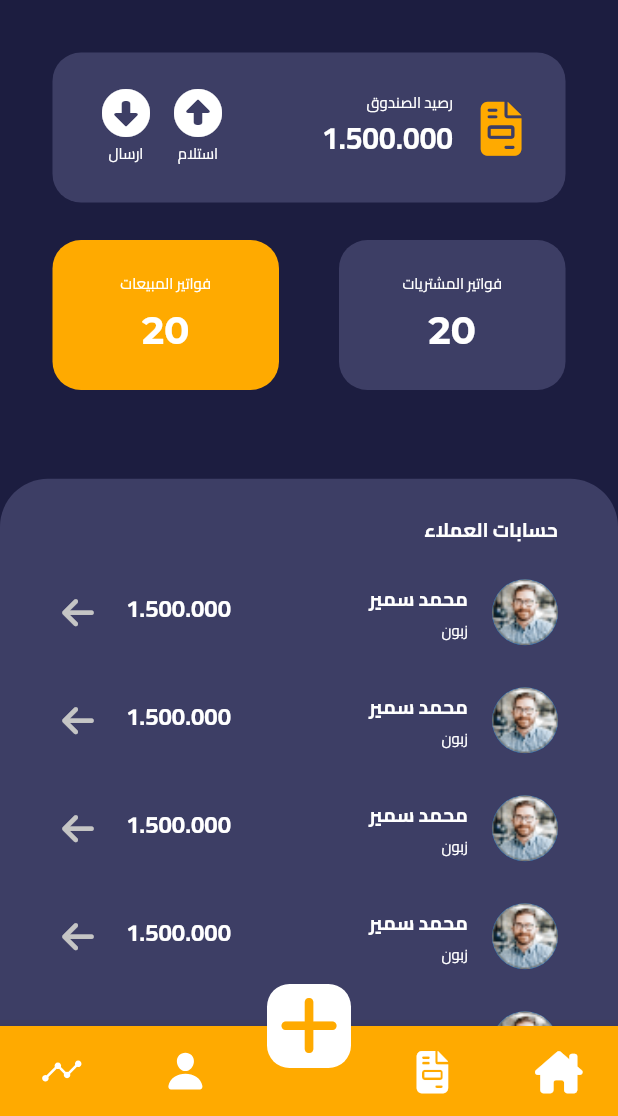
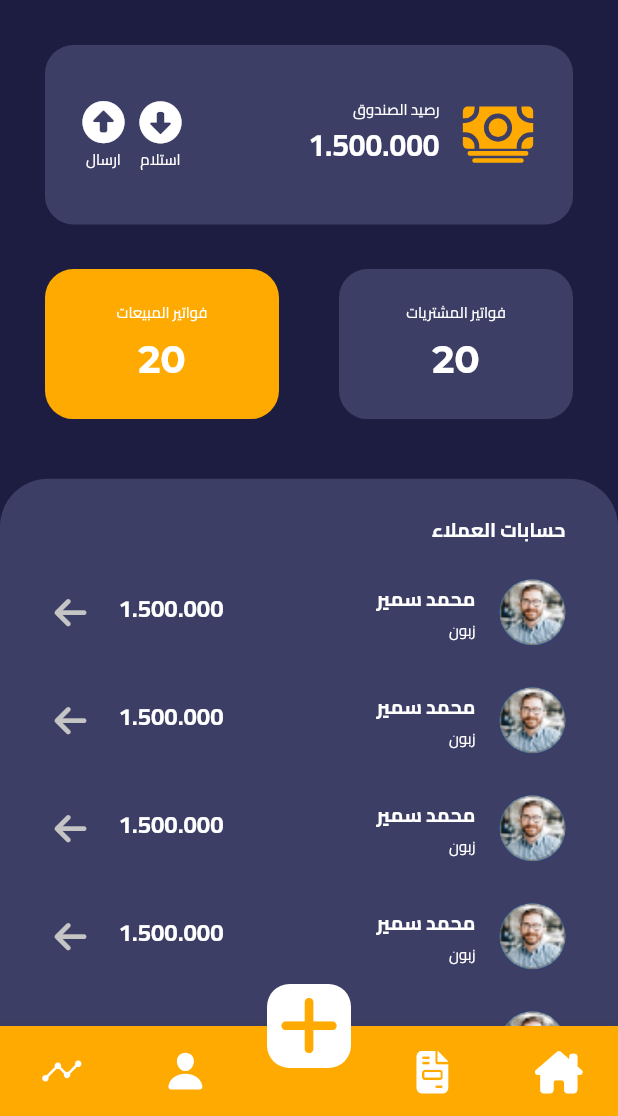
Before and after one commit to hussam-aw/matjary, a Flutter app: the screen it shows after launch, on a phone screen of 412 x 824 dp, the part 120-1236 px from its top. Run offline on Flutter 3.47's test engine with Material 2 defaults, Android fonts, the phone set to English and light mode, and no system bars; our stand-ins replace font_awesome_flutter, get, ionicons.

Commit message:
Refactor screen code and make it responsive

```diff
--- a/lib/PresentationLayer/Public/home_screen.dart
+++ b/lib/PresentationLayer/Public/home_screen.dart
@@ -1,11 +1,13 @@
 import 'package:flutter/material.dart';
 import 'package:font_awesome_flutter/font_awesome_flutter.dart';
 import 'package:get/get.dart';
+import 'package:ionicons/ionicons.dart';
 import 'package:matjary/Constants/ui_colors.dart';
 import 'package:matjary/Constants/ui_styles.dart';
 import 'package:matjary/Constants/ui_text_styles.dart';
 import 'package:matjary/PresentationLayer/Widgets/Home/customer_account_list_tile.dart';
 import 'package:matjary/PresentationLayer/Widgets/Home/invoice_container.dart';
+import 'package:matjary/PresentationLayer/Widgets/Home/order_icon_button.dart';
 import 'package:matjary/PresentationLayer/Widgets/Public/bottom_navigation_bar.dart';
 import 'package:matjary/PresentationLayer/Widgets/Public/custom_app_bar.dart';
 import 'package:matjary/PresentationLayer/Widgets/Public/custom_drawer.dart';
@@ -33,13 +35,13 @@ class HomeScreen extends StatelessWidget {
                 Expanded(
                   flex: 7,
                   child: Padding(
-                    padding: const EdgeInsets.all(35),
+                    padding: const EdgeInsets.all(30),
                     child: Column(
                       children: [
-                        Container(
-                          height: 100,
+                        Expanded(
+                          child: Container(
                             padding: const EdgeInsets.symmetric(
-                              horizontal: 25, vertical: 16),
+                                horizontal: 25, vertical: 10),
                             decoration: const BoxDecoration(
                               color: UIColors.containerBackground,
                               borderRadius: radius19,
@@ -50,13 +52,14 @@ class HomeScreen extends StatelessWidget {
                                 Row(
                                   children: [
                                     const Icon(
-                                    FontAwesomeIcons.fileInvoice,
+                                      Ionicons.cash,
                                       color: UIColors.primary,
-                                    size: 36,
+                                      size: 50,
                                     ),
                                     spacerWidth(),
                                     Column(
-                                    mainAxisAlignment: MainAxisAlignment.center,
+                                      mainAxisAlignment:
+                                          MainAxisAlignment.center,
                                       crossAxisAlignment:
                                           CrossAxisAlignment.start,
                                       children: [
@@ -75,45 +78,26 @@ class HomeScreen extends StatelessWidget {
                                 ),
                                 Row(
                                   children: [
-                                  Column(
-                                    children: [
-                                      IconButton(
-                                        onPressed: () {},
-                                        icon: const Icon(
-                                          FontAwesomeIcons.solidCircleUp,
-                                          size: 32,
-                                          color: UIColors.white,
+                                    OrderIconButton(
+                                      onTap: () {},
+                                      title: 'استلام',
+                                      icon: FontAwesomeIcons.solidCircleDown,
                                     ),
-                                      ),
-                                      const Text(
-                                        'استلام',
-                                        style: UITextStyle.normalSmall,
-                                      )
-                                    ],
-                                  ),
-                                  Column(
-                                    children: [
-                                      IconButton(
-                                        onPressed: () {},
-                                        icon: const Icon(
-                                          FontAwesomeIcons.solidCircleDown,
-                                          size: 32,
-                                          color: UIColors.white,
-                                        ),
-                                      ),
-                                      const Text(
-                                        'ارسال',
-                                        style: UITextStyle.normalSmall,
+                                    spacerWidth(width: 10),
+                                    OrderIconButton(
+                                      onTap: () {},
+                                      title: 'ارسال',
+                                      icon: FontAwesomeIcons.solidCircleUp,
                                     )
                                   ],
                                 ),
                               ],
                             ),
-                            ],
                           ),
                         ),
-                        spacerHeight(height: 25),
-                        Row(
+                        spacerHeight(height: 20),
+                        Expanded(
+                          child: Row(
                             children: [
                               InovoiceContainer(
                                 invoiceType: 'فواتير المشتريات',
@@ -127,6 +111,7 @@ class HomeScreen extends StatelessWidget {
                               )
                             ],
                           ),
+                        ),
                       ],
                     ),
                   ),
@@ -136,7 +121,7 @@ class HomeScreen extends StatelessWidget {
                   child: Container(
                     width: Get.width,
                     padding:
-                        const EdgeInsets.only(top: 30, left: 40, right: 40),
+                        const EdgeInsets.only(top: 30, left: 35, right: 35),
                     decoration: const BoxDecoration(
                       color: UIColors.containerBackground,
                       borderRadius: raduis32top,
```
Lines whose indentation alone changed are shown as unchanged.
